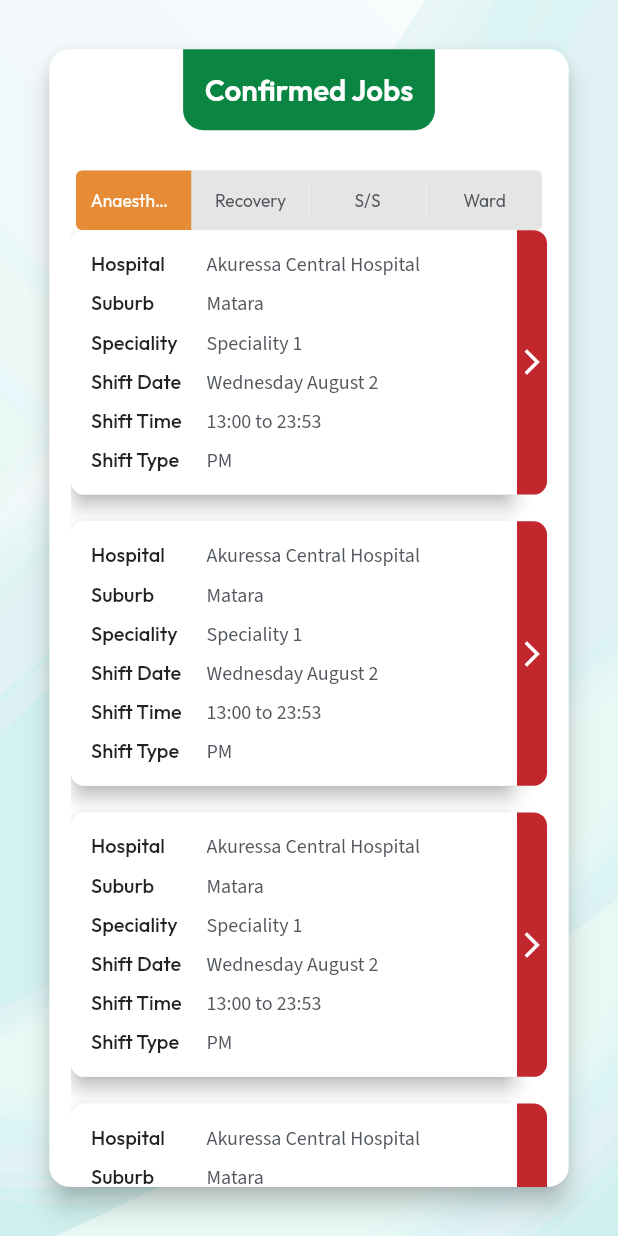
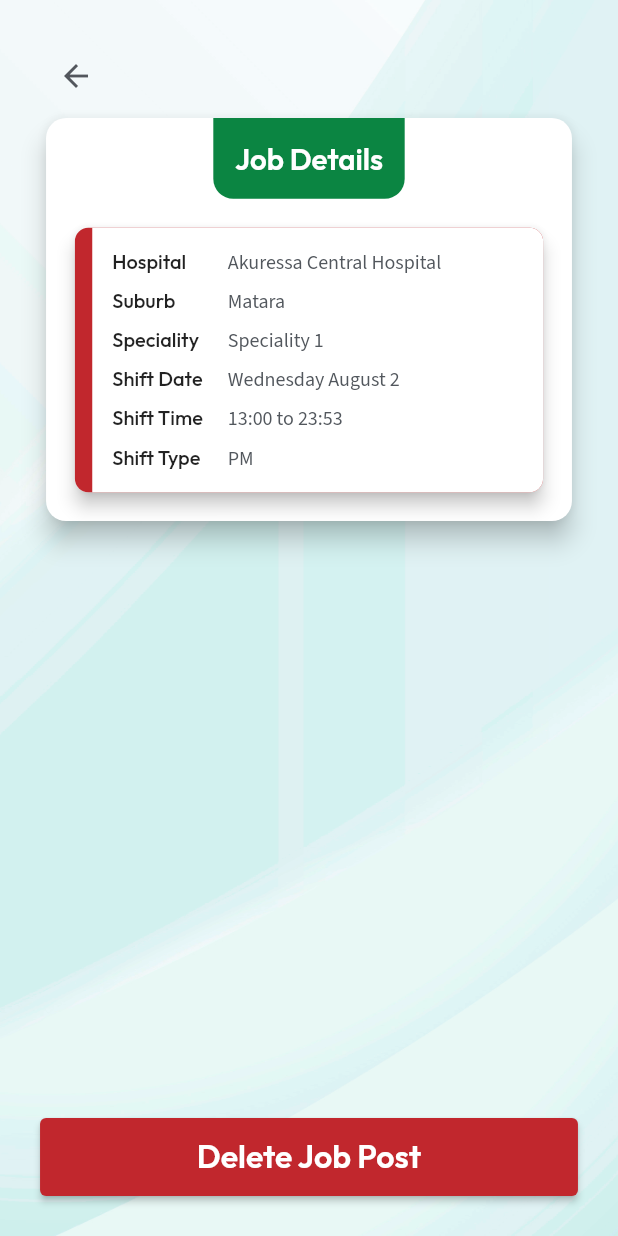
Before and after one commit to dnadawa/TOP, a Flutter app: the HospitalJobs screen opened directly with empty values, after a tap on "Hospital", on a phone screen of 412 x 824 dp. Run offline on Flutter 3.47's test engine with Material 2 defaults, Android fonts, the phone set to English and light mode, and no system bars; drawn by our look-alikes of toggle_switch; our stand-ins replace flutter_screenutil, fluttertoast, google_fonts, signature, table_calendar.

Commit message:
Complete hospital job details ui

```diff
--- /dev/null
+++ b/lib/views/hospital/hospital_job_details.dart
@@ -0,0 +1,62 @@
+import 'package:flutter/material.dart';
+import 'package:flutter_screenutil/flutter_screenutil.dart';
+import 'package:google_fonts/google_fonts.dart';
+import 'package:top/widgets/backdrop.dart';
+import 'package:top/constants.dart';
+import 'package:top/widgets/button.dart';
+import 'package:top/widgets/heading_card.dart';
+import 'package:top/widgets/input_filed.dart';
+
+import '../../widgets/shift_tile.dart';
+
+class HospitalJobDetails extends StatelessWidget {
+  @override
+  Widget build(BuildContext context) {
+    return Scaffold(
+      body: Backdrop(
+        child: Padding(
+          padding: EdgeInsets.all(30.h),
+          child: Column(
+            children: [
+              SizedBox(height: ScreenUtil().statusBarHeight - 30.h),
+
+              Align(
+                alignment: Alignment.topLeft,
+                child: BackButton(
+                  color: kGreyText,
+                ),
+              ),
+
+              //details
+              HeadingCard(
+                title: 'Job Details',
+                child: Padding(
+                  padding: EdgeInsets.all(20.w),
+                  child: ShiftTile(
+                    hospital: 'Akuressa Central Hospital',
+                    suburb: 'Matara',
+                    shiftType: "PM",
+                    shiftTime: "13:00 to 23:53",
+                    shiftDate: 'Wednesday August 2',
+                    specialty: 'Speciality 1',
+                    showFrontStrip: true,
+                  ),
+                ),
+              ),
+
+              Expanded(child: SizedBox.shrink()),
+              SizedBox(
+                width: double.infinity,
+                child: Button(
+                  text: 'Delete Job Post',
+                  color: kRed,
+                  onPressed: () {},
+                ),
+              ),
+            ],
+          ),
+        ),
+      ),
+    );
+  }
+}
--- a/lib/views/hospital/hospital_jobs.dart
+++ b/lib/views/hospital/hospital_jobs.dart
@@ -5,6 +5,7 @@ import 'package:google_fonts/google_fonts.dart';
 import 'package:toggle_switch/toggle_switch.dart';
 import 'package:top/constants.dart';
 import 'package:top/views/edit_availability.dart';
+import 'package:top/views/hospital/hospital_job_details.dart';
 import 'package:top/views/single_timesheet.dart';
 import 'package:top/widgets/availability_tile.dart';
 import 'package:top/widgets/backdrop.dart';
@@ -66,7 +67,7 @@ class HospitalJobs extends StatelessWidget {
                               itemBuilder: (context, i) => Padding(
                                 padding: EdgeInsets.only(bottom: 20.h),
                                 child: GestureDetector(
-                                  onTap: () {},
+                                  onTap: () => Navigator.push(context, CupertinoPageRoute(builder: (_) => HospitalJobDetails())),
                                   child: IntrinsicHeight(
                                     child: Row(
                                       crossAxisAlignment: CrossAxisAlignment.stretch,
```
